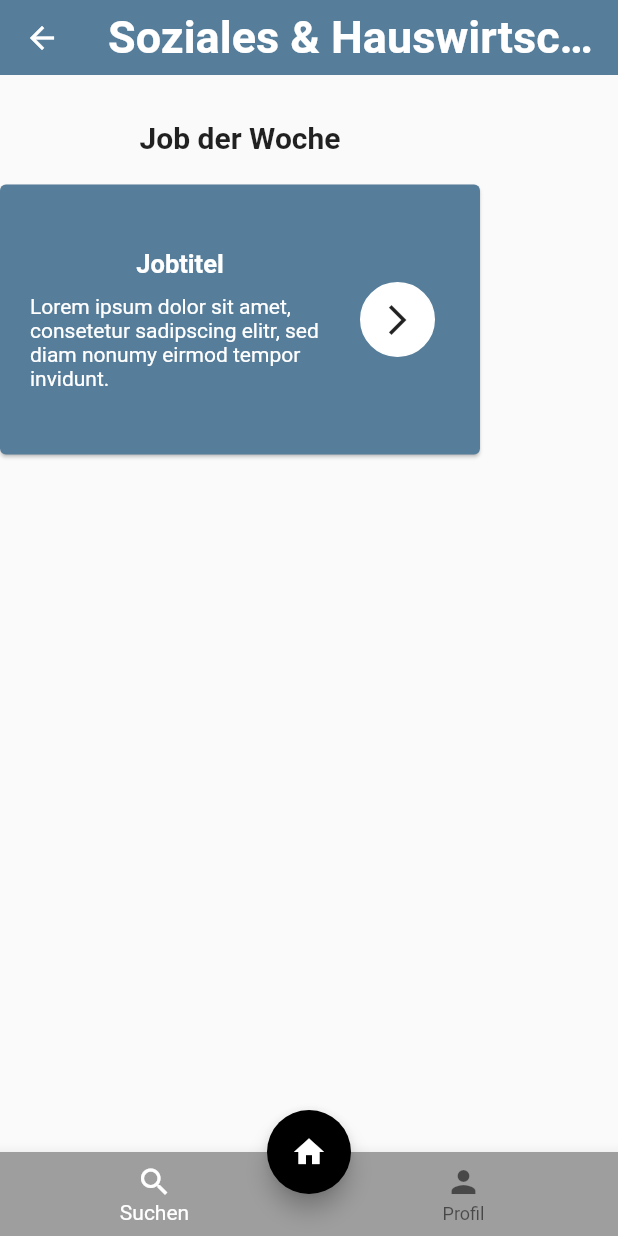
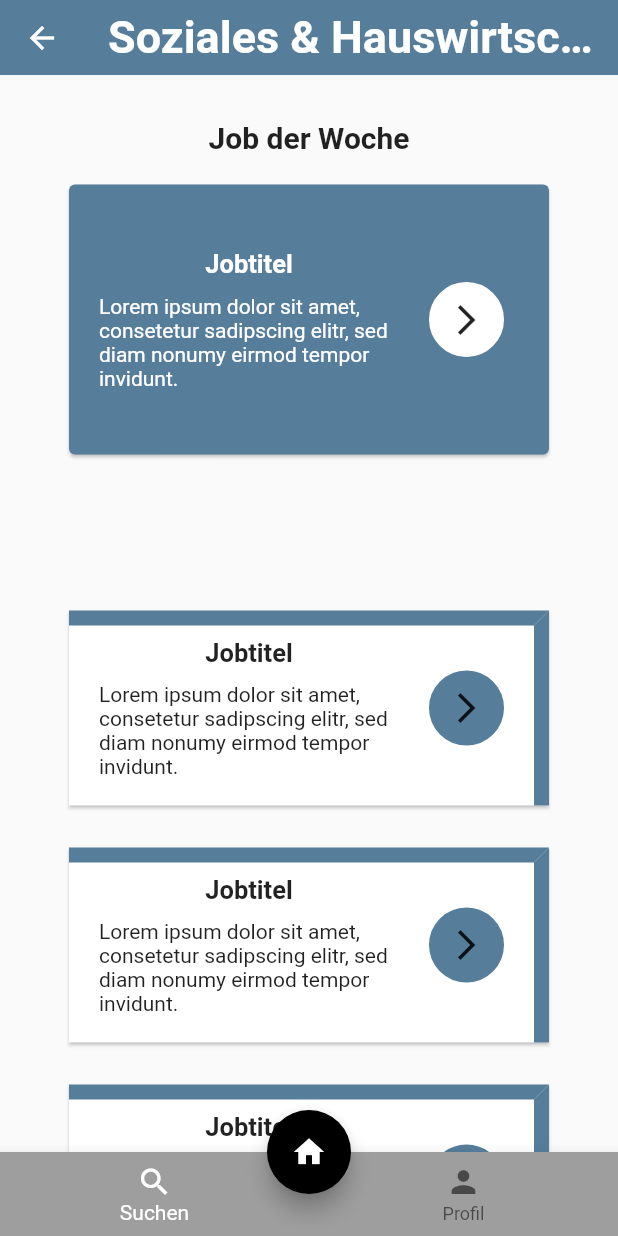
Before and after one commit to arsomesan/JoMa, a Flutter app: the JobListTopicScreen screen opened directly, on a phone screen of 412 x 824 dp. Run offline on Flutter 3.47's test engine with Material 2 defaults, Android fonts, the phone set to English and light mode, and no system bars; our stand-ins replace animated_splash_screen, carousel_slider, flutter_map, get, latlong2, shared_preferences; accounts and stored records are empty.

Commit message:
merged latest changes from master

```diff
--- a/lib/screens/joblist_topic_screen.dart
+++ b/lib/screens/joblist_topic_screen.dart
@@ -1,9 +1,4 @@
-import 'dart:collection';
-
 import 'package:flutter/material.dart';
-import 'package:joma/controllers/jobs_controller.dart';
-import 'package:get/get.dart';
-import 'package:joma/model/job_model.dart';
 import 'package:joma/screens/screen_home.dart';
 import 'package:joma/screens/screen_job_details.dart';
 import 'package:get/get_core/src/get_main.dart';
@@ -13,9 +8,7 @@ import 'package:joma/screens/screen_profil_loader.dart';
 import 'joblist_search_screen.dart';
 
 class JobListTopicScreen extends StatelessWidget {
-  final JobsController jobsController = Get.find();
-
-  JobListTopicScreen({Key? key}) : super(key: key);
+  const JobListTopicScreen({Key? key}) : super(key: key);
 
   @override
   Widget build(BuildContext context) {
@@ -106,18 +99,7 @@ class JobListTopicScreen extends StatelessWidget {
                 ),
               ),
             ),
-
-            Obx(
-                  () {
-                var result = <Widget>[];
-
-                for (var job in jobsController.jobList) {
-                  result.add(generateSingleJobCard(_jobColors, job));
-                }
-
-                return Column(children: result);
-              },
-            ),
+            for (int i = 0; i < 7; i++) generateSingleJobCard(_jobColors)
           ],
         ),
       ),
@@ -125,27 +107,19 @@ class JobListTopicScreen extends StatelessWidget {
         backgroundColor: Colors.black,
         child: Icon(Icons.home),
         onPressed: () {
-          Navigator.pushReplacement(
-            context,
-            MaterialPageRoute(builder: (context) => HomeScreen()),
-          );
+          Navigator.pushReplacement(context, MaterialPageRoute(builder: (context) => HomeScreen()),);
         },
       ),
       bottomNavigationBar: BottomNavigationBar(
           currentIndex: 0,
           onTap: (value) {
             if (value == 0) {
-              Navigator.pushReplacement(
-                context,
-                MaterialPageRoute(
-                    builder: (context) => const JobListSearchScreen()),
-              );
+              Navigator.pushReplacement(context, MaterialPageRoute(builder: (context) => const JobListSearchScreen()),
+            );
             }
             if (value == 1) {
-              Navigator.pushReplacement(
-                context,
-                MaterialPageRoute(builder: (context) => const ProfilLoader()),
-              );
+              Navigator.pushReplacement(context, MaterialPageRoute(builder: (context) => const ProfilLoader()),
+            );
             }
             //if (value == 2) Navigator.of(context).push(...);
           },
@@ -160,13 +134,15 @@ class JobListTopicScreen extends StatelessWidget {
               icon: Icon(Icons.person),
               label: 'Profil',
             ),
-          ]),
-      floatingActionButtonLocation: FloatingActionButtonLocation.centerDocked,
+          ]
+      ),
+      floatingActionButtonLocation:
+      FloatingActionButtonLocation.centerDocked,
     );
   }
 }
 
-Widget generateSingleJobCard(List<Color> _jobColors, Job job) {
+Widget generateSingleJobCard(List<Color> _jobColors) {
   Color _color = _jobColors[0];
 
   return (Center(
@@ -187,7 +163,7 @@ Widget generateSingleJobCard(List<Color> _jobColors, Job job) {
                   child: Column(
                     mainAxisAlignment: MainAxisAlignment.center,
                     children: [
-                      Text(job.title.toString(),
+                      Text('Jobtitel',
                           style: TextStyle(
                             fontSize: 17,
                             fontWeight: FontWeight.bold,
@@ -195,7 +171,8 @@ Widget generateSingleJobCard(List<Color> _jobColors, Job job) {
                       Container(height: 10),
                       Container(
                         width: 200,
-                        child: Text(job.description.toString()),
+                        child: Text(
+                            'Lorem ipsum dolor sit amet, consetetur sadipscing elitr, sed diam nonumy eirmod tempor invidunt.'),
                       ),
                     ],
                   )),
```
